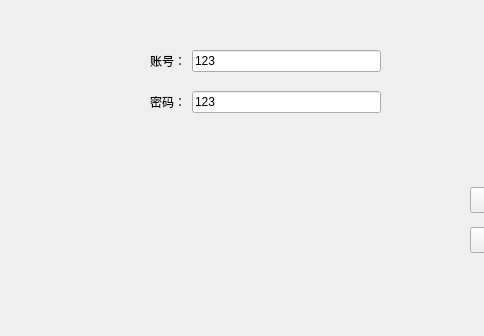
This is ShopMangerSystem/loadview.ui in a624762529/shopMangerSyetem as Qt 5 draws it before an edit; both pictures show x 0 to 484 and y 143 to 479 of the 565 by 479 pixel window. The edited form follows.
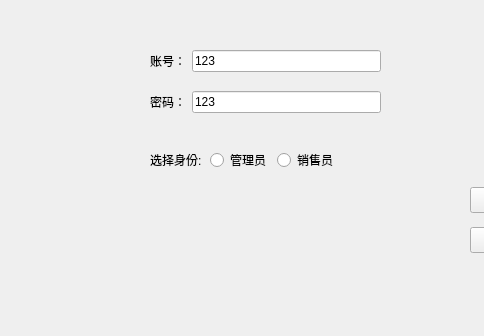
This is the edited form.

What changed in the file:
```diff
--- a/ShopMangerSystem/loadview.ui
+++ b/ShopMangerSystem/loadview.ui
@@ -92,6 +92,39 @@
     </item>
    </layout>
   </widget>
+  <widget class="QWidget" name="">
+   <property name="geometry">
+    <rect>
+     <x>150</x>
+     <y>290</y>
+     <width>188</width>
+     <height>26</height>
+    </rect>
+   </property>
+   <layout class="QHBoxLayout" name="horizontalLayout">
+    <item>
+     <widget class="QLabel" name="label_4">
+      <property name="text">
+       <string>选择身份:</string>
+      </property>
+     </widget>
+    </item>
+    <item>
+     <widget class="QRadioButton" name="radioButton_charger">
+      <property name="text">
+       <string>管理员</string>
+      </property>
+     </widget>
+    </item>
+    <item>
+     <widget class="QRadioButton" name="radioButton_solder">
+      <property name="text">
+       <string>销售员</string>
+      </property>
+     </widget>
+    </item>
+   </layout>
+  </widget>
  </widget>
  <resources/>
  <connections/>
```
